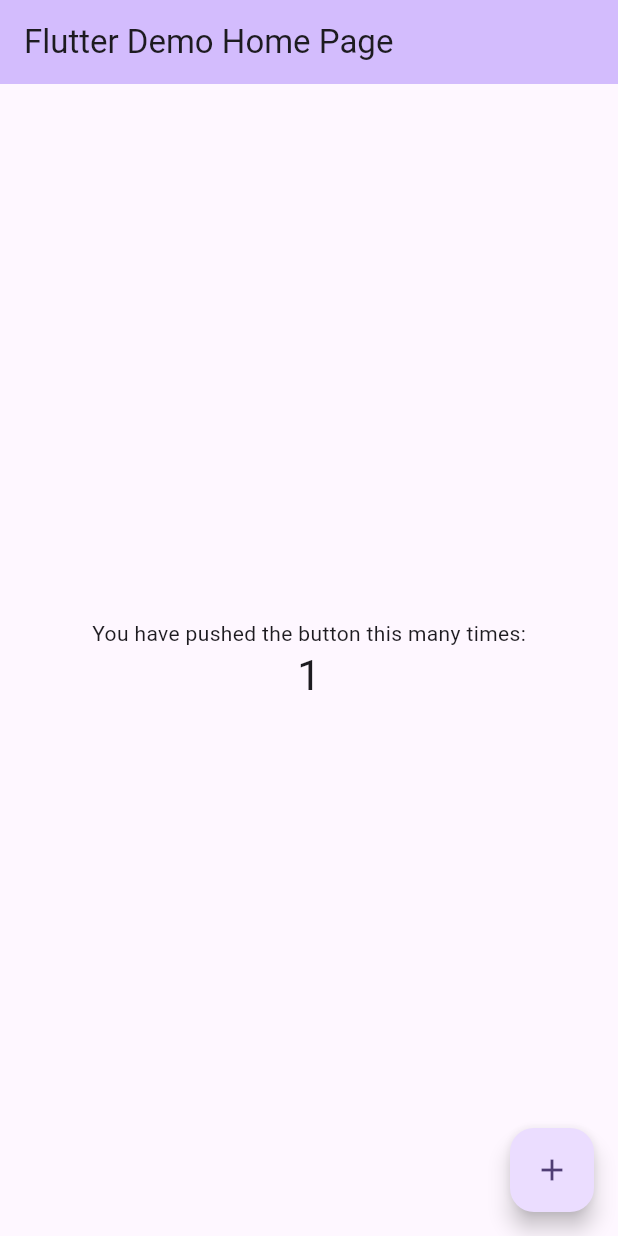
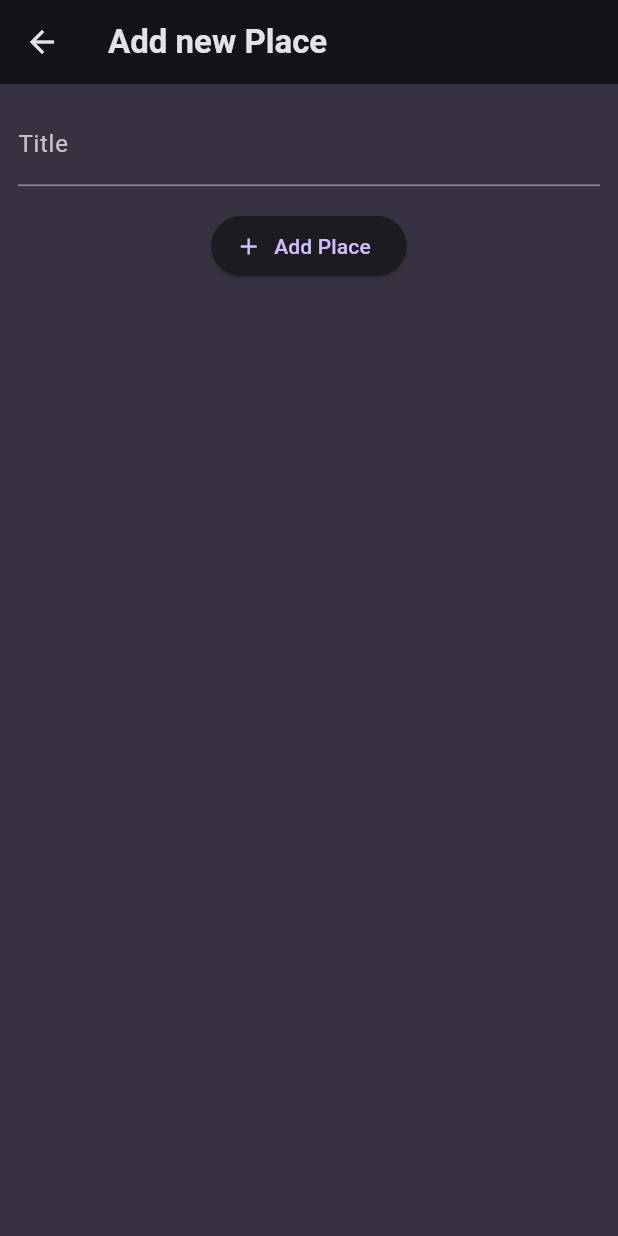
Before and after one commit to moharoon11/flutter_favourite_places, a Flutter app: the screen it shows after launch, after a tap on the "add" icon, on a phone screen of 412 x 824 dp. Run offline on Flutter 3.47's test engine with Material 3 defaults, Android fonts, the phone set to English and light mode, and no system bars; our stand-ins replace flutter_riverpod, google_fonts.

Commit message:
second commit

```diff
--- a/lib/main.dart
+++ b/lib/main.dart
@@ -1,125 +1,47 @@
 import 'package:flutter/material.dart';
+import 'package:flutter_riverpod/flutter_riverpod.dart';
+import 'package:google_fonts/google_fonts.dart';
+
+import 'package:places/screens/places.dart';
+
+final colorScheme = ColorScheme.fromSeed(
+  brightness: Brightness.dark,
+  seedColor: const Color.fromARGB(255, 102, 6, 247),
+  background: const Color.fromARGB(255, 56, 49, 66),
+);
+
+final theme = ThemeData().copyWith(
+  useMaterial3: true,
+  scaffoldBackgroundColor: colorScheme.background,
+  colorScheme: colorScheme,
+  textTheme: GoogleFonts.ubuntuCondensedTextTheme().copyWith(
+    titleSmall: GoogleFonts.ubuntuCondensed(
+      fontWeight: FontWeight.bold,
+    ),
+    titleMedium: GoogleFonts.ubuntuCondensed(
+      fontWeight: FontWeight.bold,
+    ),
+    titleLarge: GoogleFonts.ubuntuCondensed(
+      fontWeight: FontWeight.bold,
+    ),
+  ),
+);
 
 void main() {
-  runApp(const MyApp());
+  runApp(
+    const ProviderScope(child: MyApp()),
+  );
 }
 
 class MyApp extends StatelessWidget {
   const MyApp({super.key});
 
-  // This widget is the root of your application.
   @override
   Widget build(BuildContext context) {
     return MaterialApp(
-      title: 'Flutter Demo',
-      theme: ThemeData(
-        // This is the theme of your application.
-        //
-        // TRY THIS: Try running your application with "flutter run". You'll see
-        // the application has a purple toolbar. Then, without quitting the app,
-        // try changing the seedColor in the colorScheme below to Colors.green
-        // and then invoke "hot reload" (save your changes or press the "hot
-        // reload" button in a Flutter-supported IDE, or press "r" if you used
-        // the command line to start the app).
-        //
-        // Notice that the counter didn't reset back to zero; the application
-        // state is not lost during the reload. To reset the state, use hot
-        // restart instead.
-        //
-        // This works for code too, not just values: Most code changes can be
-        // tested with just a hot reload.
-        colorScheme: ColorScheme.fromSeed(seedColor: Colors.deepPurple),
-        useMaterial3: true,
-      ),
-      home: const MyHomePage(title: 'Flutter Demo Home Page'),
+      title: 'Great Places',
+      theme: theme,
+      home: const PlacesScreen(),
     );
   }
 }
-
-class MyHomePage extends StatefulWidget {
-  const MyHomePage({super.key, required this.title});
-
-  // This widget is the home page of your application. It is stateful, meaning
-  // that it has a State object (defined below) that contains fields that affect
-  // how it looks.
-
-  // This class is the configuration for the state. It holds the values (in this
-  // case the title) provided by the parent (in this case the App widget) and
-  // used by the build method of the State. Fields in a Widget subclass are
-  // always marked "final".
-
-  final String title;
-
-  @override
-  State<MyHomePage> createState() => _MyHomePageState();
-}
-
-class _MyHomePageState extends State<MyHomePage> {
-  int _counter = 0;
-
-  void _incrementCounter() {
-    setState(() {
-      // This call to setState tells the Flutter framework that something has
-      // changed in this State, which causes it to rerun the build method below
-      // so that the display can reflect the updated values. If we changed
-      // _counter without calling setState(), then the build method would not be
-      // called again, and so nothing would appear to happen.
-      _counter++;
-    });
-  }
-
-  @override
-  Widget build(BuildContext context) {
-    // This method is rerun every time setState is called, for instance as done
-    // by the _incrementCounter method above.
-    //
-    // The Flutter framework has been optimized to make rerunning build methods
-    // fast, so that you can just rebuild anything that needs updating rather
-    // than having to individually change instances of widgets.
-    return Scaffold(
-      appBar: AppBar(
-        // TRY THIS: Try changing the color here to a specific color (to
-        // Colors.amber, perhaps?) and trigger a hot reload to see the AppBar
-        // change color while the other colors stay the same.
-        backgroundColor: Theme.of(context).colorScheme.inversePrimary,
-        // Here we take the value from the MyHomePage object that was created by
-        // the App.build method, and use it to set our appbar title.
-        title: Text(widget.title),
-      ),
-      body: Center(
-        // Center is a layout widget. It takes a single child and positions it
-        // in the middle of the parent.
-        child: Column(
-          // Column is also a layout widget. It takes a list of children and
-          // arranges them vertically. By default, it sizes itself to fit its
-          // children horizontally, and tries to be as tall as its parent.
-          //
-          // Column has various properties to control how it sizes itself and
-          // how it positions its children. Here we use mainAxisAlignment to
-          // center the children vertically; the main axis here is the vertical
-          // axis because Columns are vertical (the cross axis would be
-          // horizontal).
-          //
-          // TRY THIS: Invoke "debug painting" (choose the "Toggle Debug Paint"
-          // action in the IDE, or press "p" in the console), to see the
-          // wireframe for each widget.
-          mainAxisAlignment: MainAxisAlignment.center,
-          children: <Widget>[
-            const Text(
-              'You have pushed the button this many times:',
-            ),
-            Text(
-              '$_counter',
-              style: Theme.of(context).textTheme.headlineMedium,
-            ),
-          ],
-        ),
-      ),
-      floatingActionButton: FloatingActionButton(
-        onPressed: _incrementCounter,
-        tooltip: 'Increment',
-        child: const Icon(Icons.add),
-      ), // This trailing comma makes auto-formatting nicer for build methods.
-    );
-  }
-}
--- /dev/null
+++ b/lib/model/place.dart
@@ -0,0 +1,8 @@
+class Place {
+  final String title;
+  final String id;
+
+  const Place({
+    required this.title,
+  }) : id = title + '123';
+}
--- /dev/null
+++ b/lib/provider/places_provider.dart
@@ -0,0 +1,16 @@
+import 'package:flutter_riverpod/flutter_riverpod.dart';
+import 'package:places/model/place.dart';
+
+class PlacesNotifier extends StateNotifier<List<Place>> {
+  PlacesNotifier() : super([]);
+
+  void addPlace(String title) {
+    final newPlace = Place(title: title);
+    state = [...state, newPlace];
+  }
+}
+
+final placesProvider =
+    StateNotifierProvider<PlacesNotifier, List<Place>>((ref) {
+  return PlacesNotifier();
+});
--- /dev/null
+++ b/lib/screens/add_place.dart
@@ -0,0 +1,63 @@
+import 'package:flutter/material.dart';
+import 'package:flutter_riverpod/flutter_riverpod.dart';
+import 'package:places/provider/places_provider.dart';
+
+class AddPlaceScreen extends ConsumerStatefulWidget {
+  const AddPlaceScreen({super.key});
+
+  @override
+  ConsumerState<AddPlaceScreen> createState() {
+    return _AddPlaceScreenState();
+  }
+}
+
+class _AddPlaceScreenState extends ConsumerState<AddPlaceScreen> {
+  final _titleController = TextEditingController();
+
+  void _savePlace() {
+    final title = _titleController.text;
+
+    if (title.isEmpty) {
+      return;
+    }
+
+    ref.read(placesProvider.notifier).addPlace(title);
+
+    Navigator.of(context).pop();
+  }
+
+  @override
+  void dispose() {
+    _titleController.dispose();
+    super.dispose();
+  }
+
+  @override
+  Widget build(BuildContext context) {
+    return Scaffold(
+      appBar: AppBar(
+        title: const Text('Add new Place'),
+      ),
+      body: SingleChildScrollView(
+        padding: const EdgeInsets.all(12),
+        child: Column(
+          children: [
+            TextField(
+              decoration: const InputDecoration(labelText: 'Title'),
+              controller: _titleController,
+              style: TextStyle(
+                color: Theme.of(context).colorScheme.onBackground,
+              ),
+            ),
+            const SizedBox(height: 16),
+            ElevatedButton.icon(
+              onPressed: _savePlace,
+              icon: const Icon(Icons.add),
+              label: const Text('Add Place'),
+            ),
+          ],
+        ),
+      ),
+    );
+  }
+}
--- /dev/null
+++ b/lib/screens/places.dart
@@ -0,0 +1,68 @@
+import 'package:flutter/material.dart';
+import 'package:flutter_riverpod/flutter_riverpod.dart';
+import 'package:places/model/place.dart';
+import 'package:places/provider/places_provider.dart';
+import 'package:places/screens/add_place.dart';
+import 'package:places/screens/places_details.dart';
+
+class PlacesScreen extends ConsumerWidget {
+  const PlacesScreen({super.key});
+
+  @override
+  Widget build(BuildContext context, WidgetRef ref) {
+    List<Place> places = ref.watch(placesProvider);
+
+    Widget content = const Center(
+      child: Text(
+        'Add places to visit',
+      ),
+    );
+
+    if (places.isNotEmpty) {
+      content = ListView.builder(
+          itemCount: places.length,
+          itemBuilder: (context, index) {
+            return Dismissible(
+              key: ValueKey(places[index].id),
+              onDismissed: (direction) {},
+              child: ListTile(
+                title: Text(
+                  places[index].title,
+                ),
+                onTap: () {
+                  Navigator.of(context).push(
+                    MaterialPageRoute(
+                      builder: (context) =>
+                          PlaceDetailScreen(place: places[index]),
+                    ),
+                  );
+                },
+              ),
+            );
+          });
+    }
+
+    return Scaffold(
+      appBar: AppBar(
+        title: const Text(
+          'Your Places',
+        ),
+        actions: [
+          IconButton(
+            onPressed: () {
+              Navigator.of(context).push(
+                MaterialPageRoute(
+                  builder: (context) => const AddPlaceScreen(),
+                ),
+              );
+            },
+            icon: const Icon(
+              Icons.add,
+            ),
+          ),
+        ],
+      ),
+      body: content,
+    );
+  }
+}
--- /dev/null
+++ b/lib/screens/places_details.dart
@@ -0,0 +1,25 @@
+import 'package:flutter/material.dart';
+import 'package:places/model/place.dart';
+
+class PlaceDetailScreen extends StatelessWidget {
+  const PlaceDetailScreen({super.key, required this.place});
+
+  final Place place;
+
+  @override
+  Widget build(BuildContext context) {
+    return Scaffold(
+      appBar: AppBar(
+        title: Text(place.title),
+      ),
+      body: Center(
+        child: Text(
+          place.title,
+          style: Theme.of(context).textTheme.bodyLarge!.copyWith(
+                color: Theme.of(context).colorScheme.onBackground,
+              ),
+        ),
+      ),
+    );
+  }
+}
--- a/pubspec.yaml
+++ b/pubspec.yaml
@@ -35,6 +35,8 @@ dependencies:
   # The following adds the Cupertino Icons font to your application.
   # Use with the CupertinoIcons class for iOS style icons.
   cupertino_icons: ^1.0.2
+  google_fonts: ^6.1.0
+  flutter_riverpod: ^2.4.9
 
 dev_dependencies:
   flutter_test:
```
Also changed, not shown: pubspec.lock, 1 other file.
